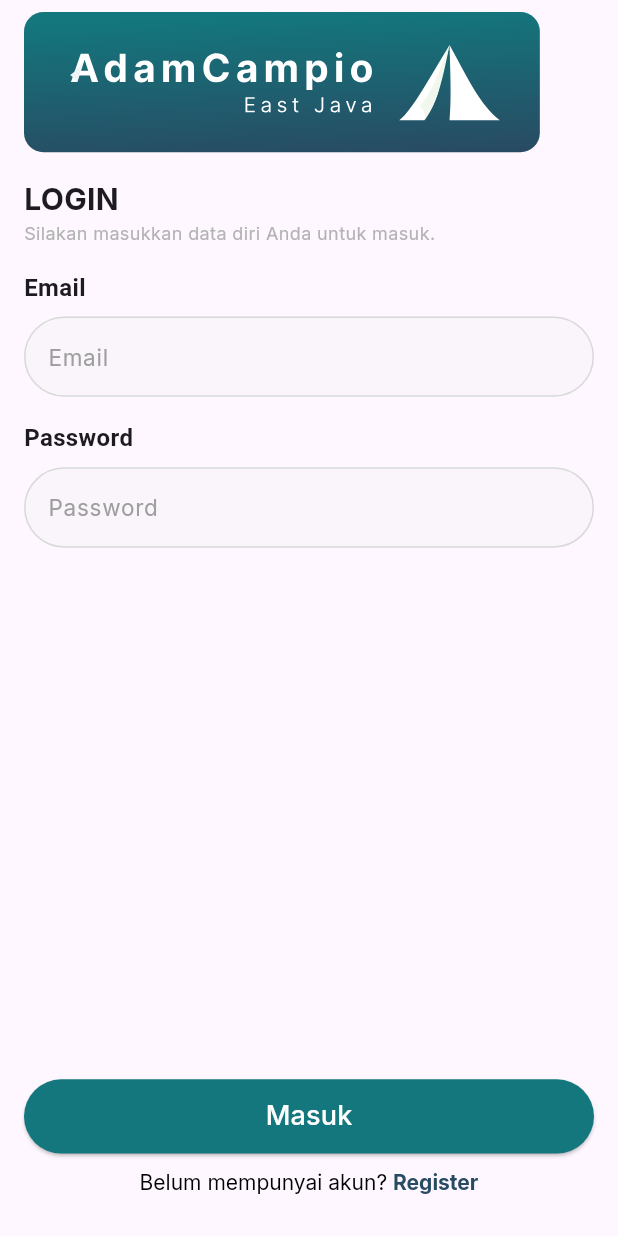
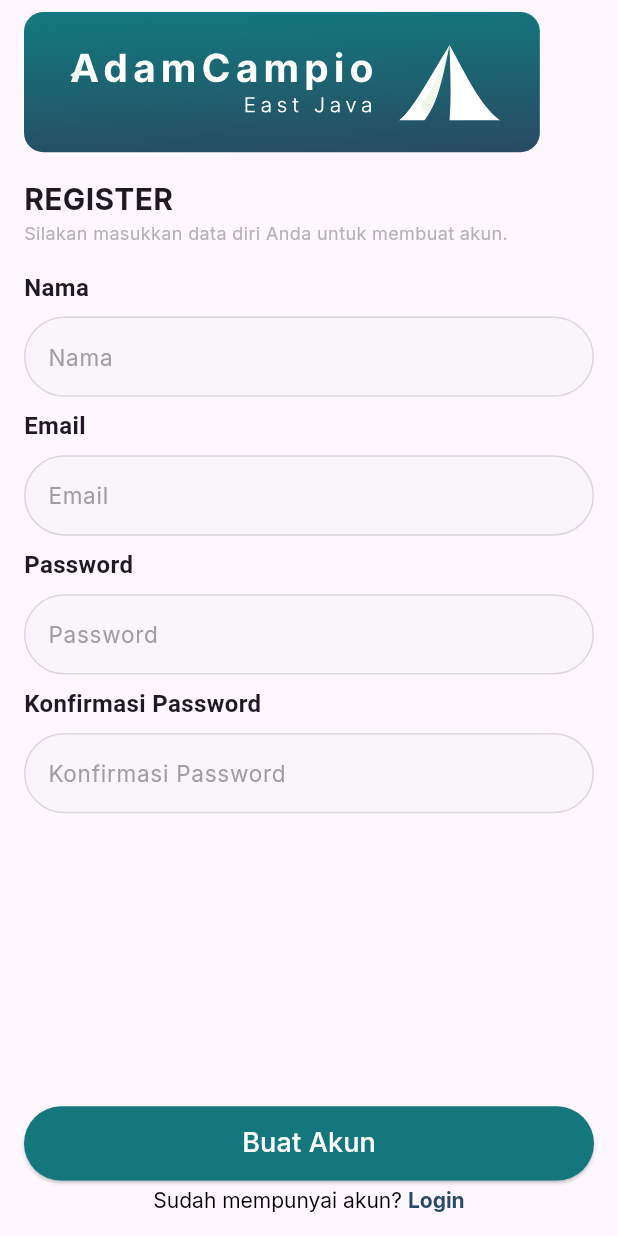
Before and after one commit to adamrasyid01/FinalProject-Camping-Frontend, a Flutter app: the screen it shows after launch, on a phone screen of 412 x 824 dp. Run offline on Flutter 3.47's test engine with Material 3 defaults, Android fonts, the phone set to English and light mode, and no system bars; our stand-ins replace bloc, connectivity_plus, dartz, dio, equatable, flutter_bloc and 7 more.

Commit message:
feat (route + slicing) : Route and Slicing Register Page

```diff
--- a/lib/core/routes/route.dart
+++ b/lib/core/routes/route.dart
@@ -1,4 +1,5 @@
 import 'package:flutter_camping_frontend/features/authentication/presentation/pages/login_page.dart';
+import 'package:flutter_camping_frontend/features/authentication/presentation/pages/register_page.dart';
 import 'package:flutter_camping_frontend/pages/home_page.dart';
 import 'package:flutter_camping_frontend/features/splash/presentation/pages/splash_screen.dart';
 
@@ -19,6 +20,12 @@ class RouteCamping {
                   child: LoginPage(),
                 )),
         GoRoute(
+            path: "/register",
+            name: "register",
+            pageBuilder: (context, state) => const NoTransitionPage(
+                  child: RegisterPage(),
+                )),
+        GoRoute(
             path: "/home",
             name: "homepage",
             pageBuilder: (context, state) => const NoTransitionPage(
--- /dev/null
+++ b/lib/features/authentication/presentation/pages/register_page.dart
@@ -0,0 +1,99 @@
+import 'package:flutter/material.dart';
+import 'package:flutter_camping_frontend/core/constants/color.dart';
+import 'package:flutter_camping_frontend/core/constants/text_styles.dart';
+import 'package:flutter_camping_frontend/core/widgets/custom_button.dart';
+import 'package:flutter_camping_frontend/core/widgets/custom_textfield.dart';
+import 'package:flutter_svg/flutter_svg.dart';
+
+class RegisterPage extends StatelessWidget {
+  const RegisterPage({super.key});
+
+  @override
+  Widget build(BuildContext context) {
+    final MyColor myColor = MyColor();
+    return Scaffold(
+      resizeToAvoidBottomInset: false, // ✅ Menghindari overflow
+      body: Padding(
+        padding: const EdgeInsets.fromLTRB(16.0, 8.0, 16.0, 8.0),
+        child: Column(
+          children: [
+            Expanded(
+              // ✅ Agar bisa di-scroll jika konten melebihi layar
+              child: Column(
+                crossAxisAlignment: CrossAxisAlignment.start,
+                children: [
+                  // Bagian atas (Logo + Teks)
+                  SvgPicture.asset('assets/images/adamCampiio.svg'),
+                  Padding(
+                    padding: const EdgeInsets.symmetric(vertical: 16.0),
+                    child: Column(
+                      crossAxisAlignment: CrossAxisAlignment.start,
+                      children: [
+                        Text("REGISTER", style: AppTextStyle.bold20),
+                        Text(
+                          "Silakan masukkan data diri Anda untuk membuat akun. ",
+                          style: AppTextStyle.regular12.copyWith(
+                            color: myColor.accentColor,
+                          ),
+                        ),
+                      ],
+                    ),
+                  ),
+                  CustomTextfield(
+                    inputController: TextEditingController(),
+                    label: 'Nama',
+                    hintText: 'Nama',
+                  ),
+                  const SizedBox(height: 8),
+                  CustomTextfield(
+                    inputController: TextEditingController(),
+                    label: 'Email',
+                    hintText: 'Email',
+                  ),
+                  const SizedBox(height: 8),
+                  CustomTextfield(
+                    inputController: TextEditingController(),
+                    label: 'Password',
+                    hintText: 'Password',
+                  ),
+                  const SizedBox(height: 8),
+                  CustomTextfield(
+                    inputController: TextEditingController(),
+                    label: 'Konfirmasi Password',
+                    hintText: 'Konfirmasi Password',
+                  ),
+                ],
+              ),
+            ),
+
+            // Bagian bawah (Tombol)
+            CustomButton(
+              btnText: "Buat Akun",
+              onPressed: () {},
+            ),
+            const SizedBox(height: 4),
+            Center(
+              child: RichText(
+                text: TextSpan(
+                  text: "Sudah mempunyai akun? ",
+                  style: AppTextStyle.regular14.copyWith(
+                    color: myColor.black,
+                  ),
+                  children: [
+                    TextSpan(
+                      text: "Login",
+                      style: AppTextStyle.bold14.copyWith(
+                        color: myColor.greenCustom,
+                      ),
+                    ),
+                  ],
+                ),
+              ),
+            ),
+            const SizedBox(height: 8)
+          ],
+        ),
+      ),
+    );
+  }
+}
--- a/lib/features/splash/presentation/pages/splash_screen.dart
+++ b/lib/features/splash/presentation/pages/splash_screen.dart
@@ -25,8 +25,8 @@ class _SplashScreenState extends State<SplashScreen> {
         print('Current state: $state');
         if (state is SplashStateLoggedIn) {
           context.go('/home');
-        } else if(state is SplashStateNotLoggedIn) {
-          context.go('/login');
+        } else if (state is SplashStateNotLoggedIn) {
+          context.go('/register');
         }
       },
       child: const Scaffold(
```
